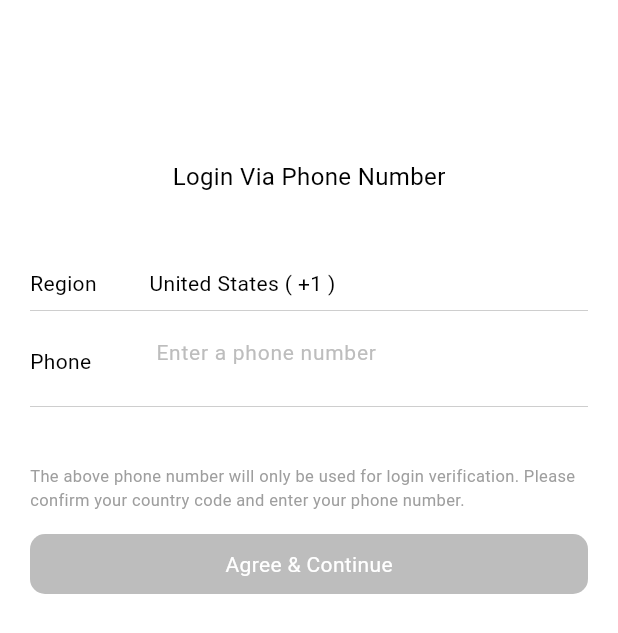
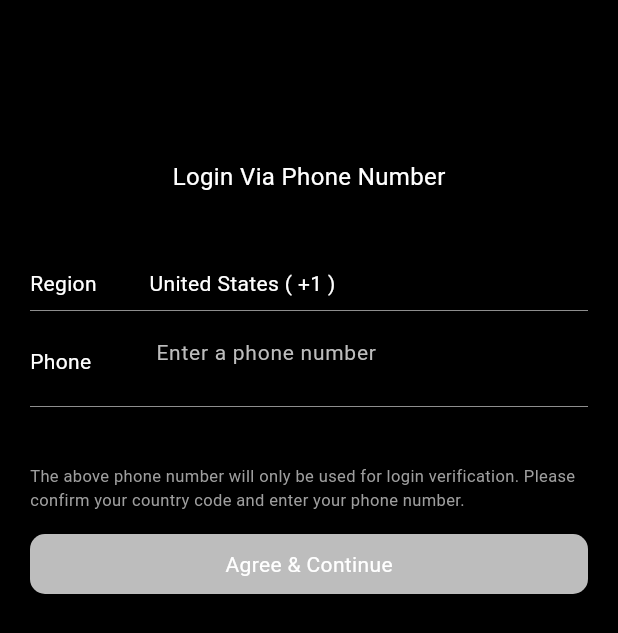
Before and after one commit to Akotox/phone_otp_verification, a Flutter app: the screen it shows after launch, on a phone screen of 412 x 824 dp. Shown: the top 633 px of the screen. Run offline on Flutter 3.47's test engine with Material 3 defaults, Android fonts, the phone set to English and light mode, and no system bars; our stand-ins replace flutter_otp_text_field.

Commit message:
Update changelog, main.dart, phone_verification.dart, and pubspec.yaml

```diff
--- a/example/lib/main.dart
+++ b/example/lib/main.dart
@@ -36,6 +36,8 @@ class _HomePageState extends State<HomePage> {
       isFirstPage: true,
       enableLogo: false,
       themeColor: Colors.green,
+      backgroundColor: Colors.black,
+      textColor: Colors.white,
       onSend: (String value) {
         print('Phone number: $value');
       },
--- a/lib/phone_verification.dart
+++ b/lib/phone_verification.dart
@@ -18,7 +18,9 @@ class PhoneVerification extends StatefulWidget {
       this.hintColor,
       required this.onSend,
       required this.onVerification,
-      this.resend, this.otpTitleText});
+      this.resend,
+      this.otpTitleText,
+      this.style});
   final Widget? otpVerificationWidget;
   final bool isFirstPage;
   final bool? enableLogo;
@@ -31,6 +33,7 @@ class PhoneVerification extends StatefulWidget {
   final Widget? resend;
   final ValueChanged<String> onSend;
   final ValueChanged<String> onVerification;
+  final TextStyle? style;
   @override
   State<PhoneVerification> createState() => _PhoneVerificationState();
 }
@@ -352,15 +355,15 @@ class _PhoneVerificationState extends State<PhoneVerification> {
                                         ),
                                 )),
                         const SizedBox(height: 30),
-                         Center(
-                          child: Text(widget.otpTitleText??"Enter Your Code",
-                              style:  TextStyle(
-                                  fontSize: 20,
-                                  color: widget.themeColor??Colors.green,
-                                  fontWeight: FontWeight.bold)),
+                        Center(
+                          child: Text(widget.otpTitleText ?? "Enter Your Code",
+                              style: widget.style ??
+                                  TextStyle(
+                                      fontSize: 20,
+                                      color: widget.themeColor ?? Colors.green,
+                                      fontWeight: FontWeight.bold)),
                         ),
-                        const SizedBox(height: 10),
-
+                        const SizedBox(height: 30),
                         const Text(
                             "Enter the code sent to your phone number, if you did not send recieve the code, click resend",
                             style: TextStyle(
@@ -374,10 +377,10 @@ class _PhoneVerificationState extends State<PhoneVerification> {
                           numberOfFields: 6,
                           borderColor: Colors.grey,
                           mainAxisAlignment: MainAxisAlignment.spaceBetween,
-                          focusedBorderColor: widget.themeColor??Colors.green,
-                          textStyle: const TextStyle(
+                          focusedBorderColor: widget.themeColor ?? Colors.green,
+                          textStyle: TextStyle(
                               fontSize: 16,
-                              color: Colors.black,
+                              color: widget.textColor ?? Colors.black,
                               fontWeight: FontWeight.bold),
                           showFieldAsBox: false,
                           borderWidth: 2.0,
--- a/pubspec.yaml
+++ b/pubspec.yaml
@@ -1,6 +1,6 @@
 name: phone_otp_verification
 description: This Flutter package is a comprehensive solution designed for applications requiring country selection with phone codes and OTP (One-Time Password) verification. It offers a seamless and efficient user experience with an array of customizable features, making it an ideal choice for any Flutter application that needs robust authentication and country selection functionality.
-version: 1.0.0
+version: 1.0.1
 homepage: https://github.com/Akotox/phone_otp_verification.git
 
 environment:
```
Also changed, not shown: 1 other file.
